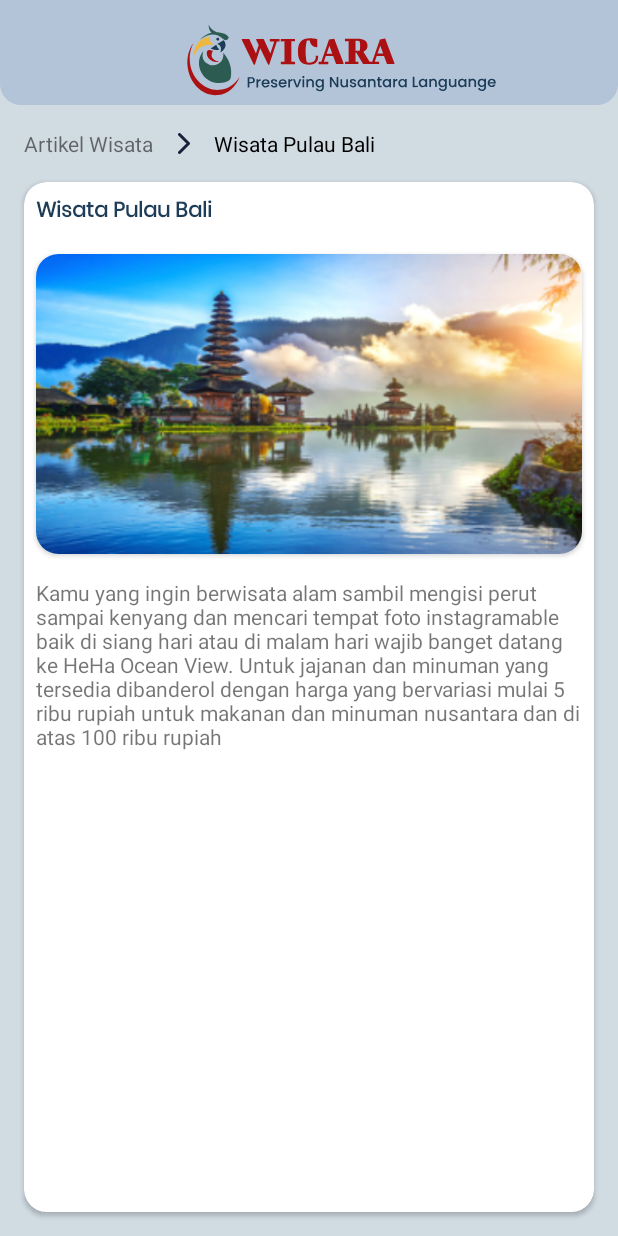
After one commit to faizul14/WICARA, an Android app: the layout activity_detail_artikel1.xml on its own in the app's theme, with its tools: preview values and no code run, on a phone screen of 412 x 824 dp. The commit adds this screen. Run offline under Robolectric (Android 15) with nearby library versions, the phone set to English and light mode, and no system bars.

Commit message:
add logic detail artikel

```diff
--- a/WICARA/app/src/main/AndroidManifest.xml
+++ b/WICARA/app/src/main/AndroidManifest.xml
@@ -11,6 +11,12 @@
         android:roundIcon="@mipmap/ic_launcher_round"
         android:supportsRtl="true"
         android:theme="@style/Theme.WICARA">
+        <activity
+            android:name=".ui.DetailArtikel1Activity"
+            android:exported="false" />
+        <activity
+            android:name=".ui.DetailArticle1Activity"
+            android:exported="false" />
         <activity
             android:name=".ui.SpechToTextActivity"
             android:exported="false" />
--- a/WICARA/app/src/main/java/com/CapstoneProject/wicara/network/ApiConfig.kt
+++ b/WICARA/app/src/main/java/com/CapstoneProject/wicara/network/ApiConfig.kt
@@ -20,8 +20,8 @@ class ApiConfig {
                 .addInterceptor(loggingInterceptor)
                 .build()
             val retrofit = Retrofit.Builder()
-//                .baseUrl("http://34.101.208.150:5000/")
-                .baseUrl("https://reqres.in/api/")
+                .baseUrl("http://35.219.84.10/")
+//                .baseUrl("https://reqres.in/api/")
                 .addConverterFactory(GsonConverterFactory.create())
                 .client(client)
                 .build()
--- a/WICARA/app/src/main/java/com/CapstoneProject/wicara/network/ApiServices.kt
+++ b/WICARA/app/src/main/java/com/CapstoneProject/wicara/network/ApiServices.kt
@@ -5,10 +5,10 @@ import retrofit2.http.GET
 
 interface ApiServices {
     @GET("article")
-    fun getArtikel() : Call<ArtikelResponse>
+    fun getArtikel() : Call<List<ArtikelResponseItem>>
 
     @GET("youtube")
-    fun getVidio() : Call<VidioResponse>
+    fun getVidio() : Call<List<VidioResponseItem>>
 
 
     @GET("users")
--- a/WICARA/app/src/main/java/com/CapstoneProject/wicara/ui/VidioActivity.kt
+++ b/WICARA/app/src/main/java/com/CapstoneProject/wicara/ui/VidioActivity.kt
@@ -16,6 +16,7 @@ class VidioActivity : AppCompatActivity() {
         super.onCreate(savedInstanceState)
         binding = ActivityVidioBinding.inflate(layoutInflater)
         setContentView(binding?.root)
+        supportActionBar?.hide()
 
         //for adapter
         adapter = VidioAdapter()
@@ -24,7 +25,7 @@ class VidioActivity : AppCompatActivity() {
 
         //for viewmodel
         viewModel = ViewModelProvider(this, ViewModelProvider.NewInstanceFactory())[VidioViewModel::class.java]
-//        viewModel.getVidio()
+        viewModel.getVidio()
 
         viewModel.dataVidio.observe(this, {data->
             if (data != null){
--- a/WICARA/app/src/main/java/com/CapstoneProject/wicara/ui/VidioAdapter.kt
+++ b/WICARA/app/src/main/java/com/CapstoneProject/wicara/ui/VidioAdapter.kt
@@ -11,6 +11,7 @@ import com.bumptech.glide.Glide
 class VidioAdapter : RecyclerView.Adapter<VidioAdapter.ListViewHolder>() {
     private val listVidio = ArrayList<VidioResponseItem>()
     fun seData(data : List<VidioResponseItem>){
+        listVidio.clear()
         listVidio.addAll(data)
     }
     class ListViewHolder(private val binding: CardVidioBinding) : RecyclerView.ViewHolder(binding.root) {
--- /dev/null
+++ b/WICARA/app/src/main/res/layout/activity_detail_artikel1.xml
@@ -0,0 +1,147 @@
+<?xml version="1.0" encoding="utf-8"?>
+<androidx.constraintlayout.widget.ConstraintLayout xmlns:android="http://schemas.android.com/apk/res/android"
+    xmlns:app="http://schemas.android.com/apk/res-auto"
+    xmlns:tools="http://schemas.android.com/tools"
+    android:layout_width="match_parent"
+    android:layout_height="match_parent"
+    android:background="@drawable/bg_color"
+    tools:context=".ui.DetailArtikel1Activity">
+
+    <View
+        android:id="@+id/view5"
+        android:layout_width="match_parent"
+        android:layout_height="70dp"
+        android:background="@drawable/header_ic2"
+        app:layout_constraintEnd_toEndOf="parent"
+        app:layout_constraintHorizontal_bias="0.0"
+        app:layout_constraintStart_toStartOf="parent"
+        app:layout_constraintTop_toTopOf="parent" />
+
+    <TextView
+        android:id="@+id/textView24"
+        android:layout_width="wrap_content"
+        android:layout_height="wrap_content"
+        android:layout_marginStart="16dp"
+        android:layout_marginTop="16dp"
+        android:text="@string/artikel_wisata"
+        app:layout_constraintEnd_toEndOf="parent"
+        app:layout_constraintHorizontal_bias="0.0"
+        app:layout_constraintStart_toStartOf="parent"
+        app:layout_constraintTop_toBottomOf="@+id/view5"
+        tools:ignore="MissingConstraints" />
+
+    <TextView
+        android:id="@+id/textView25"
+        android:lines="1"
+        android:layout_width="wrap_content"
+        android:layout_height="wrap_content"
+        android:layout_marginStart="16dp"
+        android:text="@string/wisata_pulau_bali"
+        android:textColor="@color/black"
+        app:layout_constraintBottom_toBottomOf="@+id/imageView9"
+        app:layout_constraintStart_toEndOf="@+id/imageView9"
+        app:layout_constraintTop_toTopOf="@+id/imageView9"
+        tools:ignore="MissingConstraints" />
+
+    <ImageView
+        android:id="@+id/imageView9"
+        android:layout_width="wrap_content"
+        android:layout_height="wrap_content"
+        android:layout_marginStart="16dp"
+        app:layout_constraintBottom_toBottomOf="@+id/textView24"
+        app:layout_constraintStart_toEndOf="@+id/textView24"
+        app:layout_constraintTop_toTopOf="@+id/textView24"
+        app:srcCompat="@drawable/next_ic"
+        tools:ignore="MissingConstraints" />
+
+    <androidx.cardview.widget.CardView
+        android:layout_width="match_parent"
+        android:layout_height="0dp"
+        android:layout_marginStart="16dp"
+        android:layout_marginTop="16dp"
+        android:layout_marginEnd="16dp"
+        android:layout_marginBottom="16dp"
+        android:paddingBottom="60dp"
+        app:cardCornerRadius="15dp"
+        android:padding="8dp"
+        app:layout_constraintBottom_toBottomOf="parent"
+        app:layout_constraintEnd_toEndOf="parent"
+        app:layout_constraintStart_toStartOf="parent"
+        app:layout_constraintTop_toBottomOf="@+id/textView25">
+
+        <ScrollView
+            android:layout_width="match_parent"
+            android:layout_height="wrap_content"
+            android:scrollbars="none">
+
+
+            <androidx.constraintlayout.widget.ConstraintLayout
+                android:layout_width="match_parent"
+                android:layout_height="wrap_content"
+                tools:layout_editor_absoluteX="12dp"
+                tools:layout_editor_absoluteY="128dp">
+
+                <TextView
+                    android:id="@+id/textView17"
+                    android:layout_width="match_parent"
+                    android:layout_height="wrap_content"
+                    android:layout_marginStart="8dp"
+                    android:layout_marginTop="8dp"
+                    android:layout_marginEnd="8dp"
+                    android:fontFamily="@font/poppinsregular"
+                    android:text="Wisata Pulau Bali"
+                    android:textColor="@color/textcolor"
+                    android:textSize="14sp"
+                    android:textStyle="bold"
+                    app:layout_constraintEnd_toEndOf="parent"
+                    app:layout_constraintHorizontal_bias="0.009"
+                    app:layout_constraintStart_toStartOf="parent"
+                    app:layout_constraintTop_toTopOf="parent" />
+
+                <androidx.cardview.widget.CardView
+                    android:id="@+id/cardView3"
+                    android:layout_width="match_parent"
+                    android:layout_height="200dp"
+                    app:cardCornerRadius="15dp"
+                    android:layout_marginStart="8dp"
+                    android:layout_marginTop="16dp"
+                    android:layout_marginEnd="8dp"
+                    app:layout_constraintEnd_toEndOf="parent"
+                    app:layout_constraintStart_toStartOf="parent"
+                    app:layout_constraintTop_toBottomOf="@+id/textView17">
+
+                    <androidx.constraintlayout.widget.ConstraintLayout
+                        android:layout_width="match_parent"
+                        android:layout_height="match_parent">
+
+                        <ImageView
+                            android:id="@+id/imageView8"
+                            android:layout_width="match_parent"
+                            android:layout_height="match_parent"
+                            android:scaleType="fitXY"
+                            app:layout_constraintBottom_toBottomOf="parent"
+                            app:layout_constraintEnd_toEndOf="parent"
+                            app:layout_constraintStart_toStartOf="parent"
+                            app:layout_constraintTop_toTopOf="parent"
+                            app:srcCompat="@drawable/ubudbali" />
+                    </androidx.constraintlayout.widget.ConstraintLayout>
+                </androidx.cardview.widget.CardView>
+                <TextView
+                    android:id="@+id/textView31"
+                    android:layout_width="match_parent"
+                    android:layout_height="wrap_content"
+                    android:layout_marginStart="8dp"
+                    android:layout_marginTop="16dp"
+                    android:layout_marginEnd="8dp"
+                    android:text="Kamu yang ingin berwisata alam sambil mengisi perut sampai kenyang dan mencari tempat foto instagramable baik di siang hari atau di malam hari wajib banget datang ke HeHa Ocean View. Untuk jajanan dan minuman yang tersedia dibanderol dengan harga yang bervariasi mulai 5 ribu rupiah untuk makanan dan minuman nusantara dan di atas 100 ribu rupiah"
+                    app:layout_constraintEnd_toEndOf="@+id/cardView3"
+                    app:layout_constraintHorizontal_bias="0.0"
+                    app:layout_constraintStart_toStartOf="@+id/cardView3"
+                    app:layout_constraintTop_toBottomOf="@+id/cardView3" />
+
+
+            </androidx.constraintlayout.widget.ConstraintLayout>
+        </ScrollView>
+    </androidx.cardview.widget.CardView>
+
+</androidx.constraintlayout.widget.ConstraintLayout>
--- a/WICARA/app/src/main/res/layout/card_artikel.xml
+++ b/WICARA/app/src/main/res/layout/card_artikel.xml
@@ -47,6 +47,7 @@
             android:text="Wisata Pulau Bali"
             android:textColor="@color/black"
             android:textSize="16sp"
+            android:lines="1"
             android:textStyle="bold"
             app:layout_constraintBottom_toBottomOf="@+id/cardView2"
             app:layout_constraintEnd_toEndOf="parent"
```
Also changed, not shown: WICARA/app/src/main/java/com/CapstoneProject/wicara/ui/ArtikelActivity.kt (+2 -19 lines), WICARA/app/src/main/java/com/CapstoneProject/wicara/ui/ArtikelAdapter.kt (+35 -28 lines), WICARA/app/src/main/java/com/CapstoneProject/wicara/ui/DetailArtikel1Activity.kt (added, +43 -0 lines), WICARA/app/src/main/java/com/CapstoneProject/wicara/viewmodel/ArtikelViewModel.kt (+7 -32 lines), WICARA/app/src/main/java/com/CapstoneProject/wicara/viewmodel/VidioViewModel.kt (+4 -4 lines), WICARA/app/src/main/res/drawable/ic_baseline_broken_image_24.xml (added, +10 -0 lines), WICARA/app/src/main/res/layout/activity_detail_artikel.xml (deleted, +0 -139 lines).
